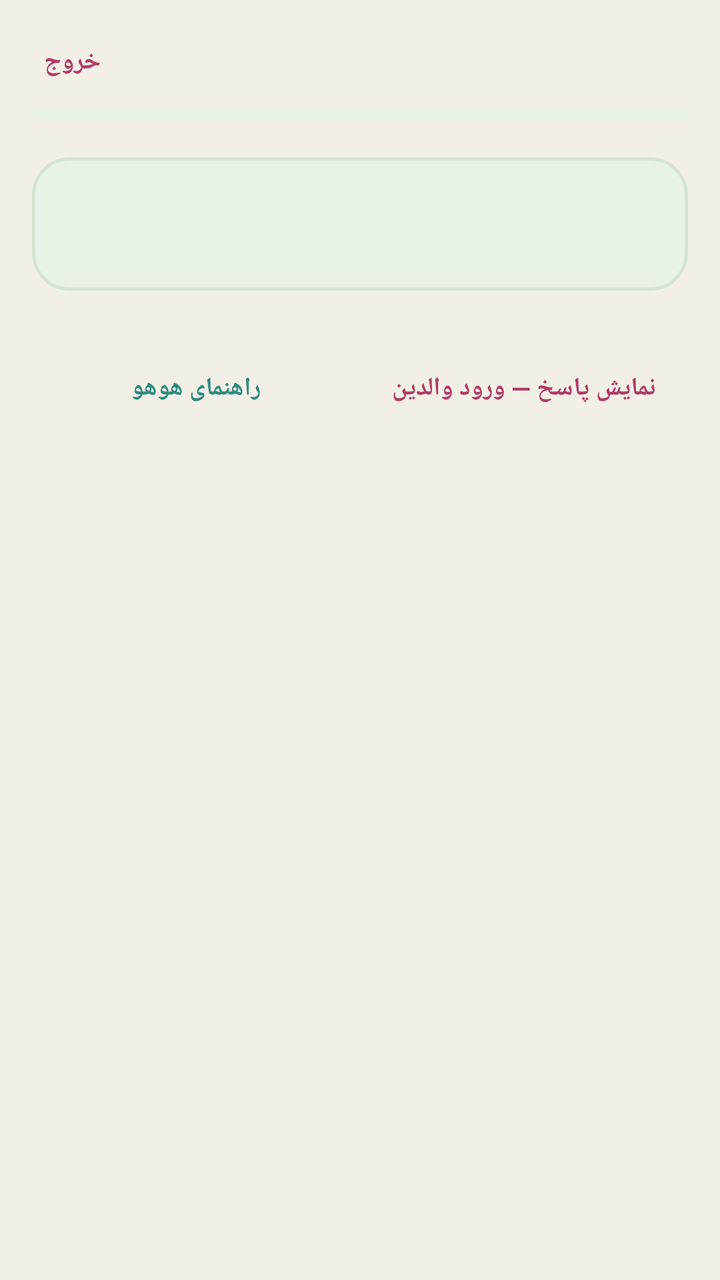
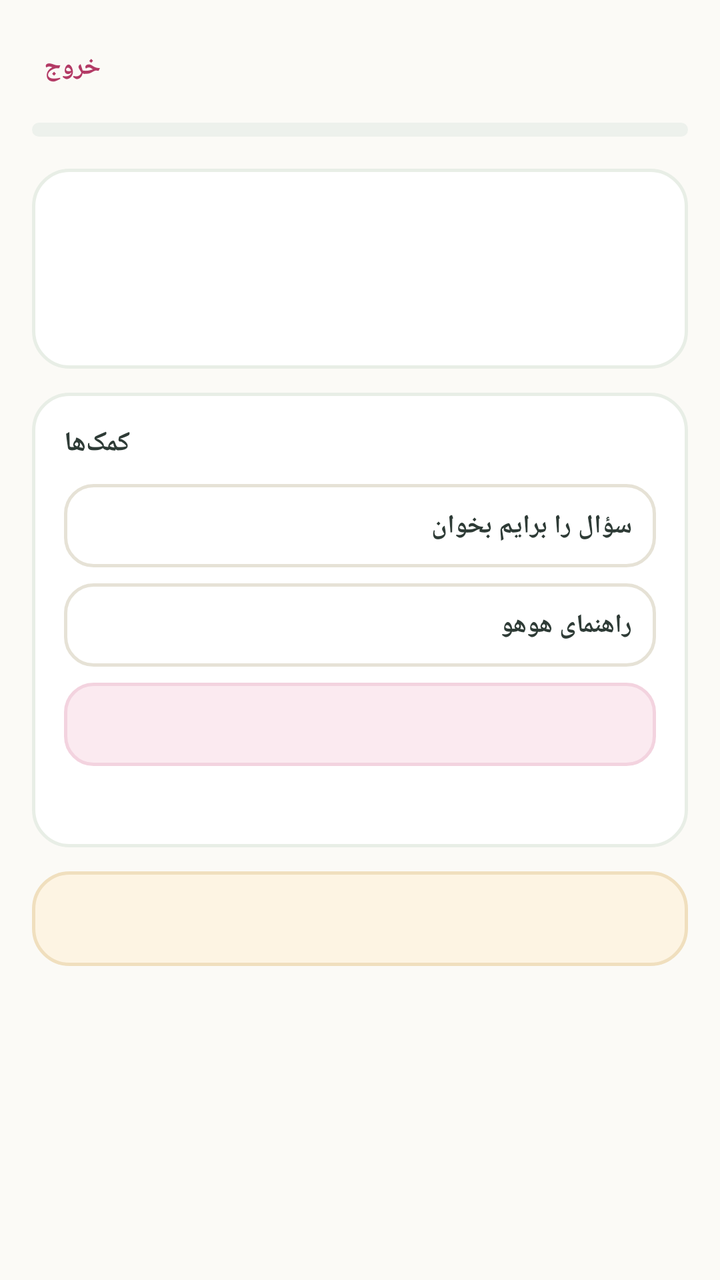

The first picture is an Android layout as it rendered before a commit; the second is the same layout after the commit. The layout source and the unified diff follow.
<!-- AndroidManifest.xml: application theme Theme.HooHooMath -->
<!-- res/layout/fragment_quiz.xml -->
<?xml version="1.0" encoding="utf-8"?>
<ScrollView xmlns:android="http://schemas.android.com/apk/res/android"
    android:layout_width="match_parent"
    android:layout_height="match_parent"
    android:background="@color/bg_page">

    <LinearLayout
        android:layout_width="match_parent"
        android:layout_height="wrap_content"
        android:orientation="vertical"
        android:padding="16dp">

        <LinearLayout
            android:layout_width="match_parent"
            android:layout_height="wrap_content"
            android:orientation="horizontal"
            android:gravity="center_vertical">

            <TextView
                android:id="@+id/quiz_exit"
                android:layout_width="wrap_content"
                android:layout_height="wrap_content"
                android:text="خروج"
                android:textColor="@color/pink_dark"
                android:textStyle="bold"
                android:padding="6dp"
                android:textSize="13sp" />

            <TextView
                android:id="@+id/quiz_title"
                android:layout_width="0dp"
                android:layout_height="wrap_content"
                android:layout_weight="1"
                android:gravity="center"
                android:textStyle="bold"
                android:textSize="13.5sp"
                android:textColor="@color/text_primary" />

            <TextView
                android:id="@+id/quiz_count"
                android:layout_width="wrap_content"
                android:layout_height="wrap_content"
                android:textSize="12sp"
                android:textColor="@color/text_muted" />
        </LinearLayout>

        <ProgressBar
            android:id="@+id/quiz_progress"
            style="@android:style/Widget.ProgressBar.Horizontal"
            android:layout_width="match_parent"
            android:layout_height="7dp"
            android:layout_marginTop="8dp"
            android:max="100"
            android:progressDrawable="@drawable/progress_teal" />

        <TextView
            android:id="@+id/quiz_question"
            android:layout_width="match_parent"
            android:layout_height="wrap_content"
            android:layout_marginTop="18dp"
            android:padding="22dp"
            android:gravity="center"
            android:textSize="17sp"
            android:textStyle="bold"
            android:lineSpacingExtra="4dp"
            android:textColor="@color/text_primary"
            android:background="@drawable/bg_card_teal" />

        <LinearLayout
            android:id="@+id/quiz_answer_area"
            android:layout_width="match_parent"
            android:layout_height="wrap_content"
            android:orientation="vertical"
            android:gravity="center_horizontal"
            android:layout_marginTop="16dp" />

        <LinearLayout
            android:layout_width="match_parent"
            android:layout_height="wrap_content"
            android:orientation="horizontal"
            android:layout_marginTop="14dp">

            <TextView
                android:id="@+id/quiz_hint"
                android:layout_width="0dp"
                android:layout_height="wrap_content"
                android:layout_weight="1"
                android:gravity="center"
                android:padding="10dp"
                android:text="راهنمای هوهو"
                android:textColor="@color/teal_dark"
                android:textStyle="bold"
                android:textSize="12.5sp" />

            <TextView
                android:id="@+id/quiz_reveal"
                android:layout_width="0dp"
                android:layout_height="wrap_content"
                android:layout_weight="1"
                android:gravity="center"
                android:padding="10dp"
                android:text="نمایش پاسخ — ورود والدین"
                android:textColor="@color/pink_dark"
                android:textStyle="bold"
                android:textSize="12.5sp" />
        </LinearLayout>

    </LinearLayout>
</ScrollView>
<!-- resources referenced by this layout -->
<resources>
  <color name="bg_page">#F2EFE6</color>
  <color name="pink_dark">#B33A65</color>
  <color name="teal_dark">#2E8A7F</color>
  <color name="text_muted">#7A8A83</color>
  <color name="text_primary">#2E3B36</color>
  <!-- drawable bg_card_teal (drawable) -->
  <?xml version="1.0" encoding="utf-8"?>
  <shape xmlns:android="http://schemas.android.com/apk/res/android" android:shape="rectangle">
      <solid android:color="@color/teal_bg" />
      <corners android:radius="18dp" />
      <stroke android:width="1.5dp" android:color="@color/teal_border" />
  </shape>
  <!-- drawable progress_teal (drawable) -->
  <?xml version="1.0" encoding="utf-8"?>
  <layer-list xmlns:android="http://schemas.android.com/apk/res/android">
      <item android:id="@android:id/background">
          <shape android:shape="rectangle">
              <corners android:radius="999dp" />
              <solid android:color="@color/teal_bg" />
          </shape>
      </item>
      <item android:id="@android:id/progress">
          <clip>
              <shape android:shape="rectangle">
                  <corners android:radius="999dp" />
                  <solid android:color="@color/teal" />
              </shape>
          </clip>
      </item>
  </layer-list>
  <style name="Theme.HooHooMath" parent="Theme.MaterialComponents.DayNight.NoActionBar">
          <item name="colorPrimary">@color/teal</item>
          <item name="colorPrimaryDark">@color/teal_dark</item>
          <item name="colorAccent">@color/orange</item>
          <item name="android:windowBackground">@color/bg_page</item>
          <item name="android:statusBarColor">@color/bg_page</item>
          <item name="android:windowLightStatusBar">true</item>
          <item name="android:fontFamily">sans-serif</item>
          <item name="fontFamily">sans-serif</item>
      </style>
  <color name="teal_bg">#E9F2E7</color>
  <color name="teal_border">#D5E5D1</color>
  <color name="teal">#3AA79A</color>
  <color name="orange">#E8973A</color>
</resources>

<!-- the commit's change to res/layout/fragment_quiz.xml (unified diff, before → after) -->
@@ -2,7 +2,7 @@
 <ScrollView xmlns:android="http://schemas.android.com/apk/res/android"
     android:layout_width="match_parent"
     android:layout_height="match_parent"
-    android:background="@color/bg_page">
+    android:background="@color/bg_card_alt">
 
     <LinearLayout
         android:layout_width="match_parent"
@@ -26,22 +26,37 @@
                 android:padding="6dp"
                 android:textSize="13sp" />
 
-            <TextView
-                android:id="@+id/quiz_title"
+            <LinearLayout
                 android:layout_width="0dp"
                 android:layout_height="wrap_content"
                 android:layout_weight="1"
-                android:gravity="center"
-                android:textStyle="bold"
-                android:textSize="13.5sp"
-                android:textColor="@color/text_primary" />
+                android:orientation="vertical"
+                android:gravity="center">
+
+                <TextView
+                    android:id="@+id/quiz_title"
+                    android:layout_width="wrap_content"
+                    android:layout_height="wrap_content"
+                    android:textStyle="bold"
+                    android:textSize="13.5sp"
+                    android:textColor="@color/text_primary" />
+
+                <TextView
+                    android:id="@+id/quiz_subtitle"
+                    android:layout_width="wrap_content"
+                    android:layout_height="wrap_content"
+                    android:layout_marginTop="2dp"
+                    android:textSize="11sp"
+                    android:textColor="@color/text_muted" />
+            </LinearLayout>
 
             <TextView
                 android:id="@+id/quiz_count"
                 android:layout_width="wrap_content"
                 android:layout_height="wrap_content"
-                android:textSize="12sp"
-                android:textColor="@color/text_muted" />
+                android:textSize="12.5sp"
+                android:textStyle="bold"
+                android:textColor="@color/teal" />
         </LinearLayout>
 
         <ProgressBar
@@ -49,61 +64,117 @@
             style="@android:style/Widget.ProgressBar.Horizontal"
             android:layout_width="match_parent"
             android:layout_height="7dp"
-            android:layout_marginTop="8dp"
+            android:layout_marginTop="10dp"
             android:max="100"
-            android:progressDrawable="@drawable/progress_teal" />
-
-        <TextView
-            android:id="@+id/quiz_question"
-            android:layout_width="match_parent"
-            android:layout_height="wrap_content"
-            android:layout_marginTop="18dp"
-            android:padding="22dp"
-            android:gravity="center"
-            android:textSize="17sp"
-            android:textStyle="bold"
-            android:lineSpacingExtra="4dp"
-            android:textColor="@color/text_primary"
-            android:background="@drawable/bg_card_teal" />
-
-        <LinearLayout
-            android:id="@+id/quiz_answer_area"
-            android:layout_width="match_parent"
-            android:layout_height="wrap_content"
-            android:orientation="vertical"
-            android:gravity="center_horizontal"
-            android:layout_marginTop="16dp" />
+            android:progressDrawable="@drawable/progress_orange" />
 
         <LinearLayout
             android:layout_width="match_parent"
             android:layout_height="wrap_content"
-            android:orientation="horizontal"
-            android:layout_marginTop="14dp">
+            android:orientation="vertical"
+            android:layout_marginTop="16dp"
+            android:padding="18dp"
+            android:background="@drawable/bg_card_white">
+
+            <TextView
+                android:id="@+id/quiz_number"
+                android:layout_width="wrap_content"
+                android:layout_height="wrap_content"
+                android:textSize="12sp"
+                android:textStyle="bold"
+                android:textColor="@color/pink" />
+
+            <TextView
+                android:id="@+id/quiz_question"
+                android:layout_width="match_parent"
+                android:layout_height="wrap_content"
+                android:layout_marginTop="10dp"
+                android:textSize="17.5sp"
+                android:textStyle="bold"
+                android:lineSpacingExtra="7dp"
+                android:textColor="@color/text_primary" />
+
+            <LinearLayout
+                android:id="@+id/quiz_answer_area"
+                android:layout_width="match_parent"
+                android:layout_height="wrap_content"
+                android:orientation="vertical"
+                android:gravity="center_horizontal"
+                android:layout_marginTop="14dp" />
+        </LinearLayout>
+
+        
+        <LinearLayout
+            android:layout_width="match_parent"
+            android:layout_height="wrap_content"
+            android:orientation="vertical"
+            android:layout_marginTop="12dp"
+            android:padding="16dp"
+            android:background="@drawable/bg_card_white">
+
+            <TextView
+                android:layout_width="wrap_content"
+                android:layout_height="wrap_content"
+                android:text="کمک‌ها"
+                android:textSize="13.5sp"
+                android:textStyle="bold"
+                android:textColor="@color/text_primary" />
+
+            <TextView
+                android:id="@+id/quiz_read_aloud"
+                android:layout_width="match_parent"
+                android:layout_height="wrap_content"
+                android:layout_marginTop="11dp"
+                android:padding="12dp"
+                android:text="سؤال را برایم بخوان"
+                android:textSize="13sp"
+                android:textStyle="bold"
+                android:textColor="@color/text_primary"
+                android:background="@drawable/bg_help_button" />
 
             <TextView
                 android:id="@+id/quiz_hint"
-                android:layout_width="0dp"
+                android:layout_width="match_parent"
                 android:layout_height="wrap_content"
-                android:layout_weight="1"
-                android:gravity="center"
-                android:padding="10dp"
+                android:layout_marginTop="8dp"
+                android:padding="12dp"
                 android:text="راهنمای هوهو"
-                android:textColor="@color/teal_dark"
+                android:textSize="13sp"
                 android:textStyle="bold"
-                android:textSize="12.5sp" />
+                android:textColor="@color/text_primary"
+                android:background="@drawable/bg_help_button" />
 
             <TextView
                 android:id="@+id/quiz_reveal"
-                android:layout_width="0dp"
+                android:layout_width="match_parent"
                 android:layout_height="wrap_content"
-                android:layout_weight="1"
-                android:gravity="center"
-                android:padding="10dp"
-                android:text="نمایش پاسخ — ورود والدین"
+                android:layout_marginTop="8dp"
+                android:padding="12dp"
+                android:textSize="13sp"
+                android:textStyle="bold"
                 android:textColor="@color/pink_dark"
-                android:textStyle="bold"
-                android:textSize="12.5sp" />
+                android:background="@drawable/bg_help_button_pink" />
+
+            <TextView
+                android:id="@+id/quiz_reveal_note"
+                android:layout_width="match_parent"
+                android:layout_height="wrap_content"
+                android:layout_marginTop="9dp"
+                android:textSize="11.5sp"
+                android:lineSpacingExtra="4dp"
+                android:textColor="@color/text_muted" />
         </LinearLayout>
+
+        <TextView
+            android:id="@+id/quiz_progress_note"
+            android:layout_width="match_parent"
+            android:layout_height="wrap_content"
+            android:layout_marginTop="12dp"
+            android:padding="15dp"
+            android:textSize="12.5sp"
+            android:lineSpacingExtra="5dp"
+            android:textColor="#8B7A52"
+            android:background="@drawable/bg_card_orange" />
 
     </LinearLayout>
 </ScrollView>
<!-- resource entries referenced after the edit -->
@@ -1,31 +1,54 @@
 <!-- resources referenced by this layout -->
 <resources>
+  <color name="bg_card_alt">#FBFAF6</color>
+  <color name="pink">#D94F7A</color>
   <color name="bg_page">#F2EFE6</color>
   <color name="pink_dark">#B33A65</color>
   <color name="teal_dark">#2E8A7F</color>
   <color name="text_muted">#7A8A83</color>
   <color name="text_primary">#2E3B36</color>
-  <!-- drawable bg_card_teal (drawable) -->
+  <!-- drawable bg_card_orange (drawable) -->
   <?xml version="1.0" encoding="utf-8"?>
   <shape xmlns:android="http://schemas.android.com/apk/res/android" android:shape="rectangle">
-      <solid android:color="@color/teal_bg" />
+      <solid android:color="@color/orange_bg" />
       <corners android:radius="18dp" />
-      <stroke android:width="1.5dp" android:color="@color/teal_border" />
+      <stroke android:width="1.5dp" android:color="@color/orange_border" />
   </shape>
-  <!-- drawable progress_teal (drawable) -->
+  <!-- drawable bg_card_white (drawable) -->
+  <?xml version="1.0" encoding="utf-8"?>
+  <shape xmlns:android="http://schemas.android.com/apk/res/android" android:shape="rectangle">
+      <solid android:color="@color/bg_card" />
+      <corners android:radius="18dp" />
+      <stroke android:width="1.5dp" android:color="@color/border_green" />
+  </shape>
+  <!-- drawable bg_help_button (drawable) -->
+  <?xml version="1.0" encoding="utf-8"?>
+  <shape xmlns:android="http://schemas.android.com/apk/res/android" android:shape="rectangle">
+      <solid android:color="@color/bg_card" />
+      <corners android:radius="14dp" />
+      <stroke android:width="1.5dp" android:color="@color/border_input" />
+  </shape>
+  <!-- drawable bg_help_button_pink (drawable) -->
+  <?xml version="1.0" encoding="utf-8"?>
+  <shape xmlns:android="http://schemas.android.com/apk/res/android" android:shape="rectangle">
+      <solid android:color="@color/pink_bg" />
+      <corners android:radius="14dp" />
+      <stroke android:width="1.5dp" android:color="@color/pink_border" />
+  </shape>
+  <!-- drawable progress_orange (drawable) -->
   <?xml version="1.0" encoding="utf-8"?>
   <layer-list xmlns:android="http://schemas.android.com/apk/res/android">
       <item android:id="@android:id/background">
           <shape android:shape="rectangle">
               <corners android:radius="999dp" />
-              <solid android:color="@color/teal_bg" />
+              <solid android:color="#EDF1EC" />
           </shape>
       </item>
       <item android:id="@android:id/progress">
           <clip>
               <shape android:shape="rectangle">
                   <corners android:radius="999dp" />
-                  <solid android:color="@color/teal" />
+                  <solid android:color="@color/orange" />
               </shape>
           </clip>
       </item>
@@ -40,8 +63,13 @@
           <item name="android:fontFamily">sans-serif</item>
           <item name="fontFamily">sans-serif</item>
       </style>
-  <color name="teal_bg">#E9F2E7</color>
-  <color name="teal_border">#D5E5D1</color>
+  <color name="orange_bg">#FDF4E3</color>
+  <color name="orange_border">#F0DFBE</color>
+  <color name="bg_card">#FFFFFF</color>
+  <color name="border_green">#E8EEE6</color>
+  <color name="border_input">#E6E2D6</color>
+  <color name="pink_bg">#FBEAF0</color>
+  <color name="pink_border">#F3D3DF</color>
   <color name="teal">#3AA79A</color>
   <color name="orange">#E8973A</color>
 </resources>
